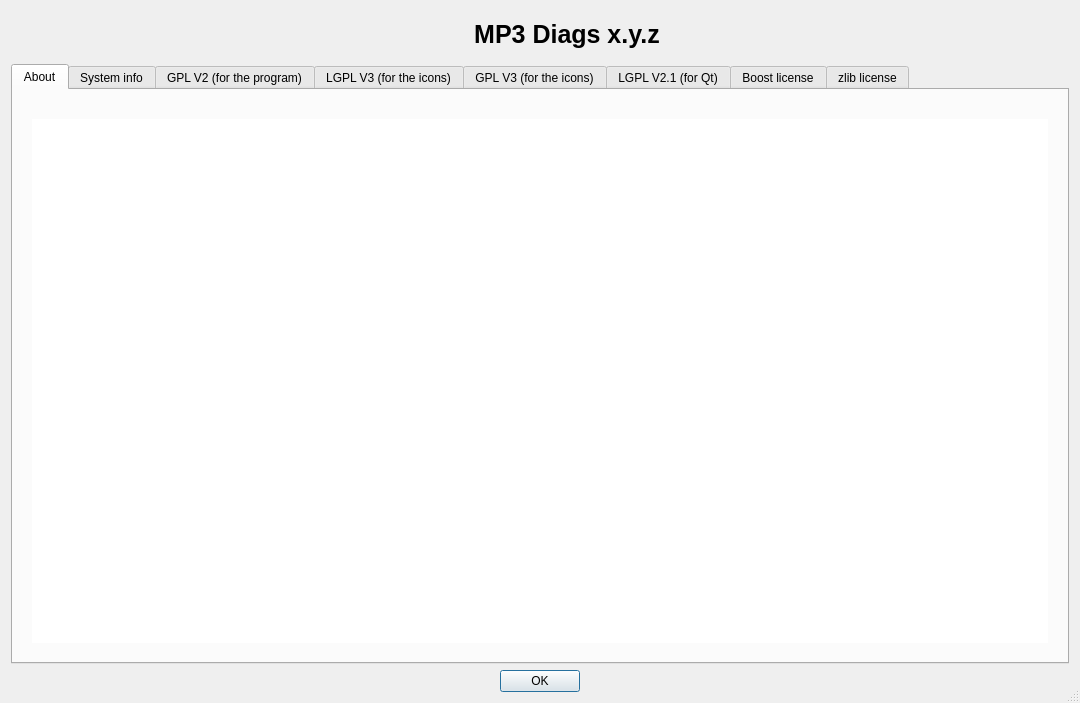
Before: the Qt Designer form src/About.ui in mciobanu/mp3diags, drawn with Qt 5.
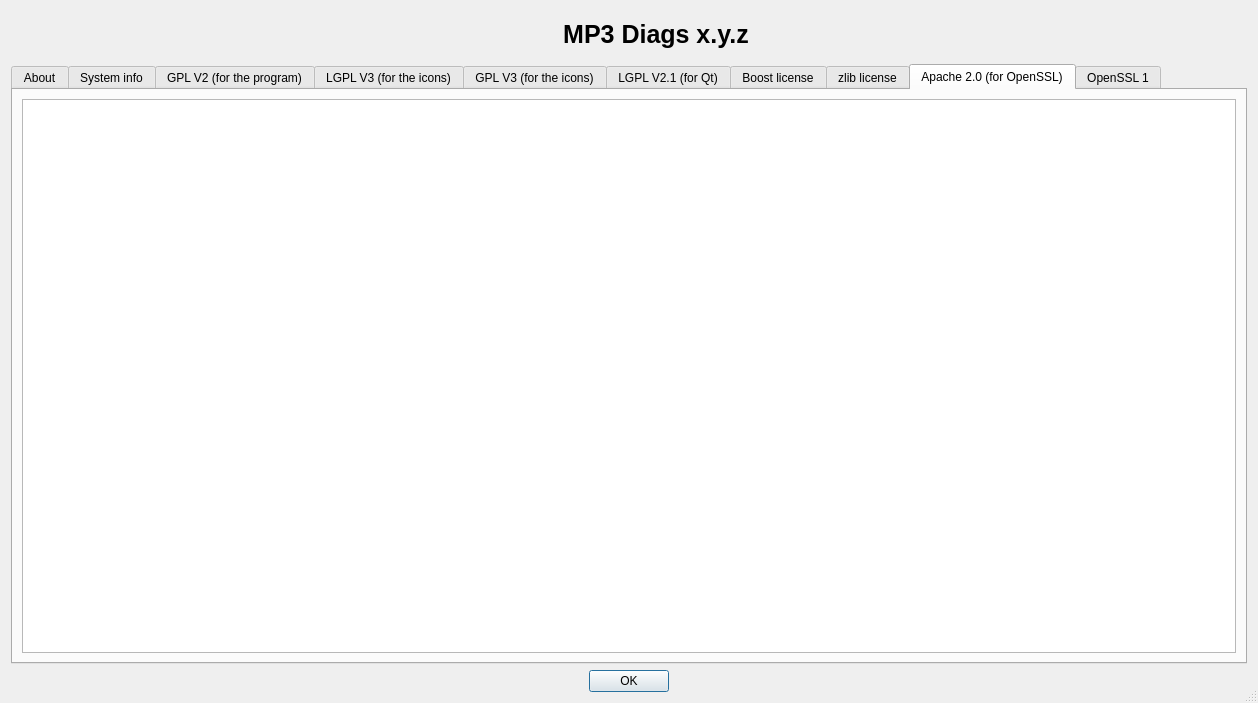
After: the same form once the commit is applied. The open tabs and pages were chosen to show the change. Icons and pictures are not drawn.

Commit message: Added licenses for OpenSSL

What changed in the file:
```diff
--- a/src/About.ui
+++ b/src/About.ui
@@ -6,7 +6,7 @@
    <rect>
     <x>0</x>
     <y>0</y>
-    <width>1080</width>
+    <width>1258</width>
     <height>703</height>
    </rect>
   </property>
@@ -50,7 +50,6 @@
         <property name="font">
          <font>
           <pointsize>19</pointsize>
-          <weight>75</weight>
           <italic>false</italic>
           <bold>true</bold>
          </font>
@@ -176,12 +175,32 @@
        </item>
       </layout>
      </widget>
+     <widget class="QWidget" name="tab_9">
+      <attribute name="title">
+       <string>Apache 2.0 (for OpenSSL)</string>
+      </attribute>
+      <layout class="QHBoxLayout">
+       <item>
+        <widget class="QTextBrowser" name="m_pApacheM"/>
+       </item>
+      </layout>
+     </widget>
+     <widget class="QWidget" name="tab_10">
+      <attribute name="title">
+       <string>OpenSSL 1</string>
+      </attribute>
+      <layout class="QHBoxLayout">
+       <item>
+        <widget class="QTextBrowser" name="m_pOpenSsl1M"/>
+       </item>
+      </layout>
+     </widget>
     </widget>
    </item>
    <item>
     <widget class="QWidget" name="widget_3" native="true">
      <layout class="QHBoxLayout">
-      <property name="margin">
+      <property name="margin" stdset="0">
        <number>0</number>
       </property>
       <item>
```
Left out of the diff: 2 changed lines with no effect on the pictures. The commit also changes 8 other files.
